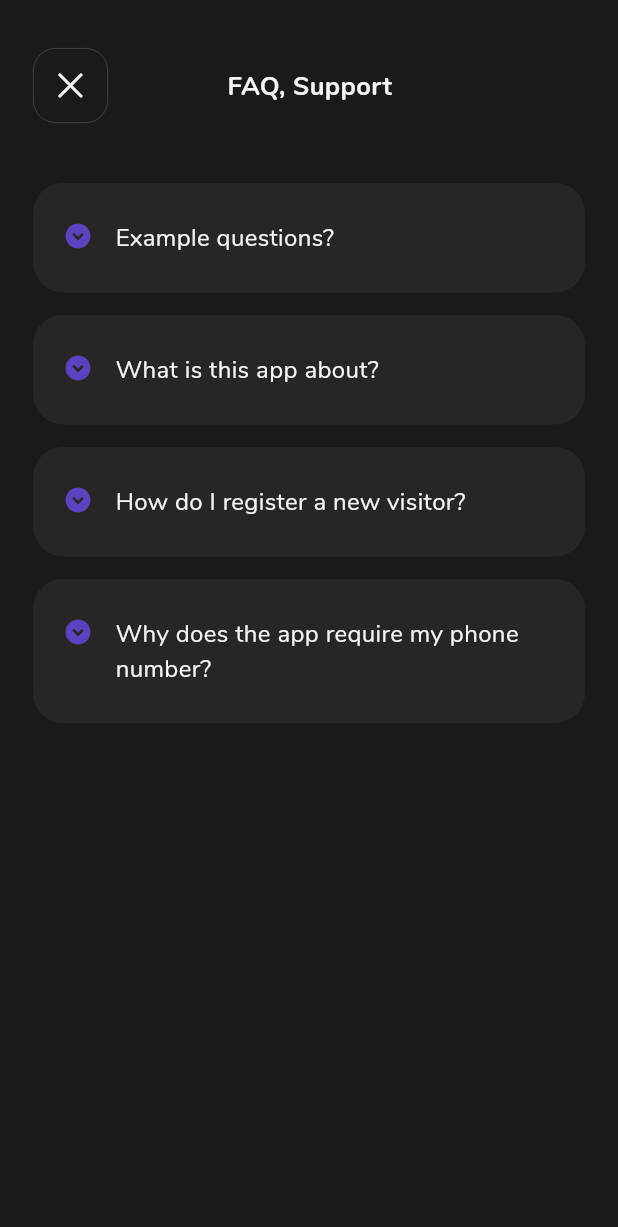
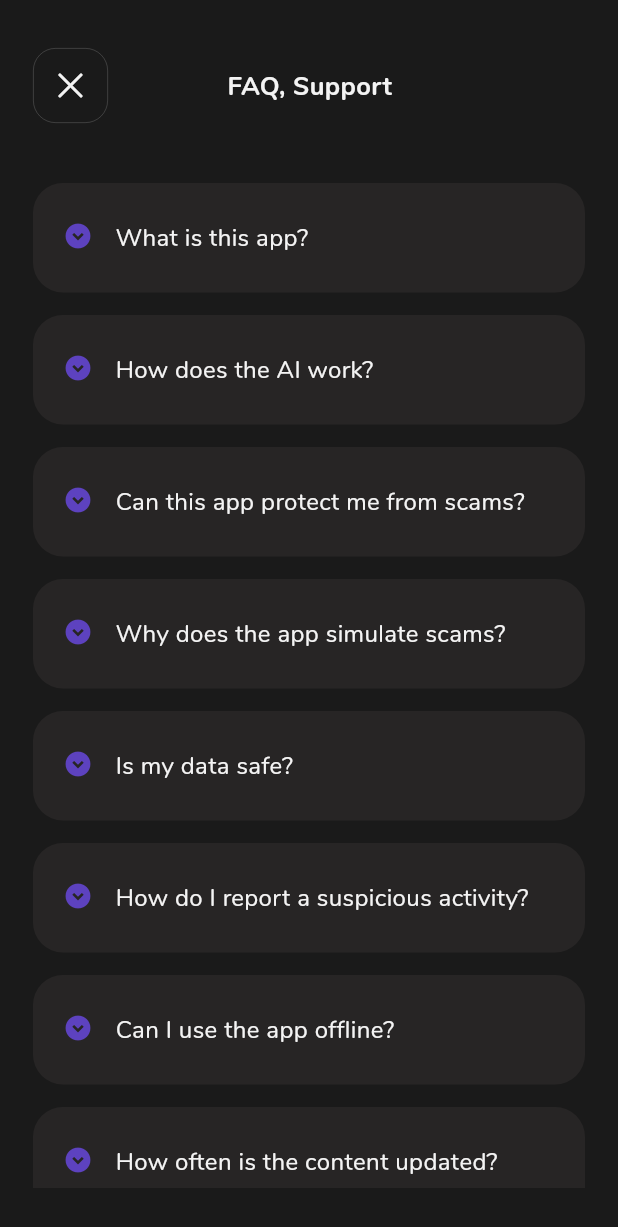
Before and after one commit to Wongoose/pre-scam-ai, a Flutter app: the SettingsFAQPage screen opened directly, on a phone screen of 412 x 824 dp. Shown: the top 1227 px of the screen. Run offline on Flutter 3.47's test engine with Material 3 defaults, Android fonts, the phone set to English and light mode, and no system bars; drawn by our look-alikes of overlay_support; our stand-ins replace animated_flip_counter, auto_size_text, cloud_firestore, firebase_auth, firebase_core, flutter_animate and 10 more; missing offline and left inert: open_mail_app; accounts and stored records are empty.

```diff
--- a/lib/screens/settings/pages/settings_page_faq.dart
+++ b/lib/screens/settings/pages/settings_page_faq.dart
@@ -4,10 +4,38 @@ import "package:prescamai/shared/my_page_appbar.dart";
 
 class SettingsFAQPage extends StatelessWidget {
   final List<List<String>> faqList = [
-    ["Example questions?", "Example descriptions..."],
-    ["What is this app about?", "Lorem ipsum"],
-    ["How do I register a new visitor?", "Lorem ipsum"],
-    ["Why does the app require my phone number?", "Lorem ipsum"],
+    [
+      "What is this app?",
+      "This app is an AI-driven simulator that educates users on common online scams, such as phishing, ransomware, and tech support scams."
+    ],
+    [
+      "How does the AI work?",
+      "The AI simulates real-life scam scenarios, helping users recognize red flags and learn how to protect themselves."
+    ],
+    [
+      "Can this app protect me from scams?",
+      "While the app cannot prevent scams, it equips you with the knowledge and awareness to spot and avoid them."
+    ],
+    [
+      "Why does the app simulate scams?",
+      "The app uses simulations to create a realistic learning environment, making it easier for users to understand and remember how to respond to scam attempts."
+    ],
+    [
+      "Is my data safe?",
+      "Yes, the app prioritizes user privacy and does not store any sensitive personal information."
+    ],
+    [
+      "How do I report a suspicious activity?",
+      "If you encounter a suspicious scenario, you can report it using the in-app reporting feature to help others stay informed."
+    ],
+    [
+      "Can I use the app offline?",
+      "No, an internet connection is required for the AI simulations and updates."
+    ],
+    [
+      "How often is the content updated?",
+      "The app regularly updates its scam scenarios to keep up with evolving tactics used by scammers."
+    ]
   ];
   SettingsFAQPage({super.key});
 
--- a/lib/screens/settings/pages/settings_page_information.dart
+++ b/lib/screens/settings/pages/settings_page_information.dart
@@ -29,9 +29,6 @@ class SettingsInformationPage extends StatelessWidget {
               text: "Privacy Policy",
               onPressed: () => navigateToPrivacyPolicy(),
             ),
-            SizedBox(height: 15),
-            MySettingsItem(
-                itemIcon: Icons.people_rounded, text: "Community Guidelines"),
           ],
         ),
       )),
--- a/lib/screens/settings/widgets/textfield_report_problem.dart
+++ b/lib/screens/settings/widgets/textfield_report_problem.dart
@@ -4,7 +4,8 @@ import "package:prescamai/controllers/theme_service_controller.dart";
 import "package:prescamai/shared/my_text_input_decoration.dart";
 
 class TextFieldReportProblem extends StatelessWidget {
-  final MyThemeServiceController themeService = Get.put(MyThemeServiceController());
+  final MyThemeServiceController themeService =
+      Get.put(MyThemeServiceController());
   final TextEditingController? textController;
 
   TextFieldReportProblem({
@@ -27,6 +28,7 @@ class TextFieldReportProblem extends StatelessWidget {
         hintStyle: TextStyle(
           color: themeService.textColor54,
         ),
+        counterStyle: TextStyle(color: themeService.textColor26),
         enabledBorder: OutlineInputBorder(
           borderRadius: BorderRadius.all(Radius.circular(10)),
           borderSide: BorderSide(
--- a/pubspec.yaml
+++ b/pubspec.yaml
@@ -28,7 +28,7 @@ dependencies:
   cloud_firestore: ^5.2.1
   google_sign_in: ^6.2.1
   open_mail_app: ^0.4.5
-  webview_flutter: ^4.8.0
+  webview_flutter: ^3.0.4
 
 dev_dependencies:
   flutter_test:
```
Also changed, not shown: lib/screens/settings/pages/privacy_policy.dart (+5 -19 lines), lib/screens/settings/pages/settings_page_password.dart (+19 -17 lines), lib/screens/settings/pages/terms_and_conditions.dart (+6 -38 lines), pubspec.lock, 1 other file.
